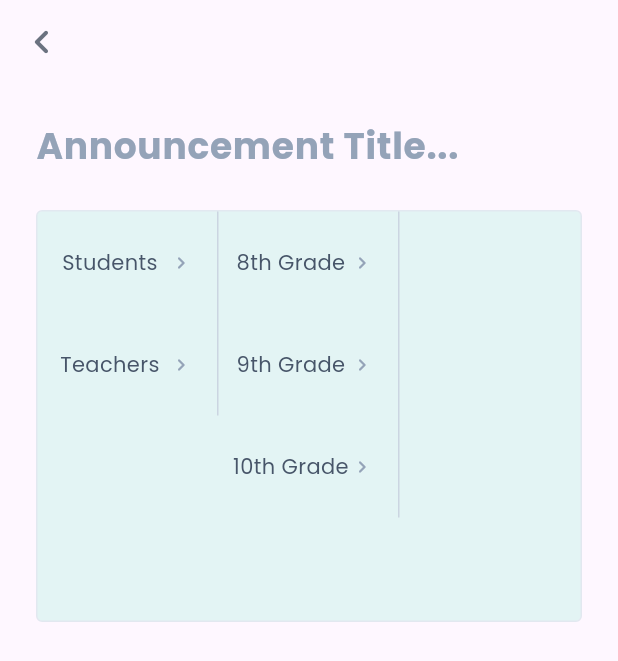
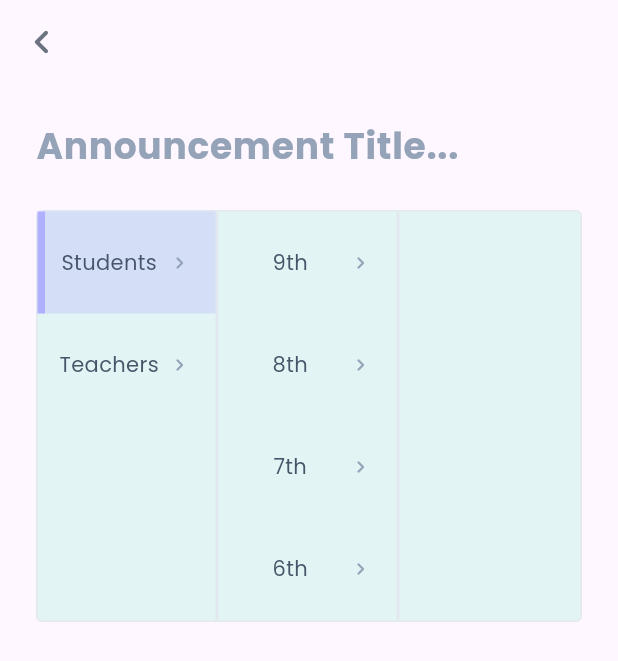
Before and after one commit to Aadv1k/Project_CampusPilot, a Flutter app: the screen it shows after launch, after a tap on "Students", on a phone screen of 412 x 824 dp. Shown: the top 661 px of the screen. Run offline on Flutter 3.47's test engine with Material 3 defaults, Android fonts, the phone set to English and light mode, and no system bars; our stand-ins replace flutter_otp_text_field, flutter_secure_storage, google_fonts, jwt_decoder, mask_text_input_formatter.

Commit message:
Further implement the scope selector

```diff
--- a/app/lib/components/scope_selector.dart
+++ b/app/lib/components/scope_selector.dart
@@ -3,173 +3,246 @@ import 'package:app/utils/sizes.dart';
 import 'package:flutter/material.dart';
 
 
-class ScopeStructure {
-  ScopeStructure({
-    required this.value,
-    required this.userReadable,
-    this.children = const [],
-  });
+/*
 
-  String value;
-  String userReadable;
-  List<ScopeStructure> children;
+
+
+NestHiearchy 2
+
+{ open: true, children: [{ open: false, }, ] }
+
+true
+  -> false
+  -> false
+  -> true
+  -> false
+
+Student
+  -> 9th
+    -> A, B, C, D, E
+  -> 10th
+    -> A, B, C
+  -> 11th
+    -> A, B
+  -> 12th
+    -> A
+*/
+
+// class ScopeStructure {
+//   ScopeStructure({
+//     required this.value,
+//     required this.userReadable,
+//     this.children = const [],
+//   });
+
+//   String value;
+//   String userReadable;
+//   List<ScopeStructure> children;
+// }
+
+// final baseStructure = [
+//   ScopeStructure(
+//     value: "students",
+//     userReadable: "Students",
+//     children: [
+//       ScopeStructure(
+//         value: "8",
+//         userReadable: "8th Grade",
+//         children: [
+//           ScopeStructure(value: "8A", userReadable: "A", children: []),
+//           ScopeStructure(value: "8B", userReadable: "B", children: []),
+//           ScopeStructure(value: "8C", userReadable: "C", children: []),
+//         ],
+//       ),
+//       ScopeStructure(
+//         value: "9",
+//         userReadable: "9th Grade",
+//         children: [
+//           ScopeStructure(value: "9A", userReadable: "A", children: []),
+//           ScopeStructure(value: "9B", userReadable: "B", children: []),
+//           ScopeStructure(value: "9C", userReadable: "C", children: []),
+//         ],
+//       ),
+//       ScopeStructure(
+//         value: "10",
+//         userReadable: "10th Grade",
+//         children: [
+//           ScopeStructure(value: "10A", userReadable: "A", children: []),
+//           ScopeStructure(value: "10B", userReadable: "B", children: []),
+//           ScopeStructure(value: "10C", userReadable: "C", children: []),
+//         ],
+//       ),
+//     ],
+//   ),
+//   ScopeStructure(
+//     value: "teachers",
+//     userReadable: "Teachers",
+//     children: [
+//       ScopeStructure(
+//         value: "math",
+//         userReadable: "Math Department",
+//         children: [
+//           ScopeStructure(value: "algebra", userReadable: "Algebra", children: []),
+//           ScopeStructure(value: "geometry", userReadable: "Geometry", children: []),
+//           ScopeStructure(value: "calculus", userReadable: "Calculus", children: []),
+//         ],
+//       ),
+//       ScopeStructure(
+//         value: "science",
+//         userReadable: "Science Department",
+//         children: [
+//           ScopeStructure(value: "physics", userReadable: "Physics", children: []),
+//           ScopeStructure(value: "chemistry", userReadable: "Chemistry", children: []),
+//           ScopeStructure(value: "biology", userReadable: "Biology", children: []),
+//         ],
+//       ),
+//       ScopeStructure(
+//         value: "languages",
+//         userReadable: "Languages Department",
+//         children: [
+//           ScopeStructure(value: "english", userReadable: "English", children: []),
+//           ScopeStructure(value: "spanish", userReadable: "Spanish", children: []),
+//           ScopeStructure(value: "french", userReadable: "French", children: []),
+//         ],
+//       ),
+//     ],
+//   ),
+// ];
+
+class MenuChild {
+  const MenuChild({required this.value, required this.userReadable});
+
+  final String value;
+  final String userReadable;
 }
 
-final baseStructure = [
-  ScopeStructure(
-    value: "students",
-    userReadable: "Students",
-    children: [
-      ScopeStructure(
-        value: "8",
-        userReadable: "8th Grade",
-        children: [
-          ScopeStructure(value: "8A", userReadable: "A", children: []),
-          ScopeStructure(value: "8B", userReadable: "B", children: []),
-          ScopeStructure(value: "8C", userReadable: "C", children: []),
-        ],
-      ),
-      ScopeStructure(
-        value: "9",
-        userReadable: "9th Grade",
-        children: [
-          ScopeStructure(value: "9A", userReadable: "A", children: []),
-          ScopeStructure(value: "9B", userReadable: "B", children: []),
-          ScopeStructure(value: "9C", userReadable: "C", children: []),
-        ],
-      ),
-      ScopeStructure(
-        value: "10",
-        userReadable: "10th Grade",
-        children: [
-          ScopeStructure(value: "10A", userReadable: "A", children: []),
-          ScopeStructure(value: "10B", userReadable: "B", children: []),
-          ScopeStructure(value: "10C", userReadable: "C", children: []),
-        ],
-      ),
-    ],
-  ),
-  ScopeStructure(
-    value: "teachers",
-    userReadable: "Teachers",
-    children: [
-      ScopeStructure(
-        value: "math",
-        userReadable: "Math Department",
-        children: [
-          ScopeStructure(value: "algebra", userReadable: "Algebra", children: []),
-          ScopeStructure(value: "geometry", userReadable: "Geometry", children: []),
-          ScopeStructure(value: "calculus", userReadable: "Calculus", children: []),
-        ],
-      ),
-      ScopeStructure(
-        value: "science",
-        userReadable: "Science Department",
-        children: [
-          ScopeStructure(value: "physics", userReadable: "Physics", children: []),
-          ScopeStructure(value: "chemistry", userReadable: "Chemistry", children: []),
-          ScopeStructure(value: "biology", userReadable: "Biology", children: []),
-        ],
-      ),
-      ScopeStructure(
-        value: "languages",
-        userReadable: "Languages Department",
-        children: [
-          ScopeStructure(value: "english", userReadable: "English", children: []),
-          ScopeStructure(value: "spanish", userReadable: "Spanish", children: []),
-          ScopeStructure(value: "french", userReadable: "French", children: []),
-        ],
-      ),
-    ],
-  ),
-];
-
 class ScopeSelector extends StatefulWidget {
-  const ScopeSelector({
-    Key? key,
-  }) : super(key: key);
+  const ScopeSelector({Key? key}) : super(key: key);
 
   @override
   State<ScopeSelector> createState() => _ScopeSelectorState();
 }
 
 class _ScopeSelectorState extends State<ScopeSelector> {
-  List<Widget> openedColumns = [Column(), Column(), Column()];
+  static const int hierarchyLevel = 3;
+
+  List<List<MenuChild>> currentMenuState = [];
+  List<(int, String)> activeMenuChildren = [];
 
   @override
   void initState() {
     super.initState();
-    openedColumns[0] = Column(
-      children: _genericStructureBuilder(baseStructure, (value) {
-        var second = baseStructure.firstWhere((elem) => elem.value == value);
-        setState(() {
-          openedColumns[1] = Column(
-            children: _genericStructureBuilder(second.children, (childValue) {
-              var third = second.children.firstWhere((elem) => elem.value == childValue);
-              setState(() {
-                openedColumns[2] = Column(
-                  children: _genericStructureBuilder(third.children, (grandChildValue) {})
-                );
-              });
-            })
-          );
-        });
-      }),
-    );
-
-
+    currentMenuState.add([
+      const MenuChild(value: "student", userReadable: "Students"),
+      const MenuChild(value: "teacher", userReadable: "Teachers"),
+    ]);
   }
 
-  List<Widget> _genericStructureBuilder(List<dynamic> structure, Function(String) onTap) {
-    List<Widget> genericWidgetList = [];
+  void _handleMenuElementTap(int level, MenuChild child) {
+    setState(() {
+      if (level == 0) {
+        currentMenuState = [currentMenuState[0]];
+        activeMenuChildren = activeMenuChildren.where((elem) => elem.$1 == level && elem.$2 == child.value).toList();
+      }
+      activeMenuChildren.add((level, child.value));
+    });
 
-    for (var elem in structure) {
-      genericWidgetList.add(
-        ScopeSelectorItem(text: elem.userReadable, onTap: () => onTap(elem.value), onLongPress: () {}),
-      );
+    if (level == 1) {
+      return; // Hard-coded logic for level 1
     }
 
-    return genericWidgetList;
+    setState(() {
+      if (child.value == "teacher") {
+        currentMenuState.add([
+          const MenuChild(value: "department", userReadable: "Department"),
+          const MenuChild(value: "subject", userReadable: "Subjects"),
+        ]);
+      } else {
+        currentMenuState.add([
+          const MenuChild(value: "9", userReadable: "9th"),
+          const MenuChild(value: "8", userReadable: "8th"),
+          const MenuChild(value: "7", userReadable: "7th"),
+          const MenuChild(value: "6", userReadable: "6th"),
+        ]);
+      }
+    });
+  }
+
+  void _handleActiveMenuElementTap(int level, MenuChild child) {
+    setState(() {
+      activeMenuChildren.remove((level, child.value));
+      currentMenuState = currentMenuState.sublist(0, level + 1);
+    });
+  }
+
+  bool _isMenuItemActive(int level, MenuChild menuItem) {
+    return activeMenuChildren.any((elem) => elem.$1 == level && elem.$2 == menuItem.value);
+  }
+
+  List<Widget> _buildMenuState() {
+    List<Widget> menuRepr = [];
+
+    for (var i = 0; i < currentMenuState.length; i++) {
+      final level = i;
+
+      menuRepr.add(Expanded(
+        child: Container(
+          decoration: const BoxDecoration(
+            border: Border(right: BorderSide(color: Palette.slate200, width: 2)),
+          ),
+          child: Column(
+            children: currentMenuState[level]
+                .map((menuItem) => ScopeSelectorItem(
+                      active: _isMenuItemActive(level, menuItem),
+                      text: menuItem.userReadable,
+                      onTap: () => _isMenuItemActive(level, menuItem)
+                          ? _handleActiveMenuElementTap(level, menuItem)
+                          : _handleMenuElementTap(level, menuItem),
+                      onLongPress: () {},
+                    ))
+                .toList(),
+          ),
+        ),
+      ));
+    }
+
+    return menuRepr;
   }
 
   @override
   Widget build(BuildContext context) {
+    var cols = _buildMenuState();
+    cols += List.filled(hierarchyLevel - cols.length, Expanded(child: Container()));
+
     return Container(
       height: MediaQuery.of(context).size.height / 3,
       width: double.infinity,
-      padding: const EdgeInsets.symmetric(horizontal: 0, vertical: 0),
+      padding: EdgeInsets.zero,
       decoration: BoxDecoration(
         color: Palette.offWhite100,
         border: Border.all(color: Palette.slate200, width: 1),
         borderRadius: BorderRadius.circular(Radii.sm),
       ),
-      child: Row(
-        mainAxisAlignment: MainAxisAlignment.start,
-        crossAxisAlignment: CrossAxisAlignment.start,
-        children: openedColumns.map((column) {
-          return Expanded(
-            child: Container(
-              decoration: const BoxDecoration(border: Border(right: BorderSide(color: Palette.slate300, width: 1))),
-              child: SingleChildScrollView(child: column),
-            ),
-          );
-        }).toList(),
-      ),
+      child: Row(children: cols),
     );
   }
 }
 
-
 class ScopeSelectorItem extends StatelessWidget {
-  const ScopeSelectorItem({required this.text, super.key, this.active, required this.onTap, required this.onLongPress});
+  const ScopeSelectorItem({
+    required this.text,
+    required this.onTap,
+    required this.onLongPress,
+    this.active,
+    super.key,
+  });
 
   final String text;
   final bool? active;
-
   final Function() onTap;
   final Function() onLongPress;
 
-  final double _accentBorderSize = 5;
+  static const double _accentBorderSize = 5;
 
   @override
   Widget build(BuildContext context) {
@@ -178,24 +251,23 @@ class ScopeSelectorItem extends StatelessWidget {
       onTap: onTap,
       child: Container(
         decoration: BoxDecoration(
-          color: active != null ? Palette.lightBlue.withOpacity(0.3) : null,
-          border: Border(left: BorderSide(color: active == true ? Palette.lightBlue : Colors.transparent, width: _accentBorderSize)),
+          color: active == true ? Palette.lightBlue.withOpacity(0.3) : null,
+          border: Border(
+            left: BorderSide(color: active == true ? Palette.lightBlue : Colors.transparent, width: _accentBorderSize),
+          ),
         ),
-
         padding: const EdgeInsets.only(left: Spacing.xs, right: Spacing.md, top: Spacing.lg, bottom: Spacing.lg),
         child: Row(
           mainAxisAlignment: MainAxisAlignment.spaceBetween,
           children: [
             Expanded(
-              child: Text(text,
-                  textAlign: TextAlign.center,
-                  style: const TextStyle(
-                    fontSize: FontSize.sm,
-                    color: Palette.slate600,
-                  )),
+              child: Text(
+                text,
+                textAlign: TextAlign.center,
+                style: const TextStyle(fontSize: FontSize.sm, color: Palette.slate600),
+              ),
             ),
-
-            const Icon(Icons.chevron_right_rounded, color: Palette.slate400, size: Widths.xs)
+            const Icon(Icons.chevron_right_rounded, color: Palette.slate400, size: Widths.xs),
           ],
         ),
       ),
```
